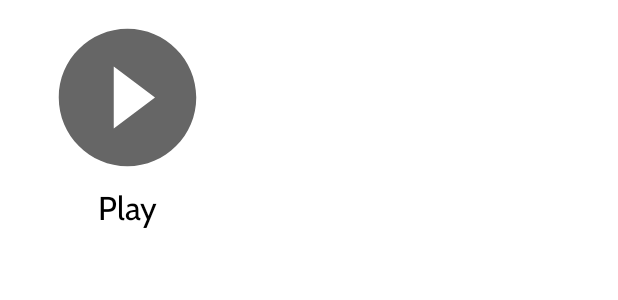
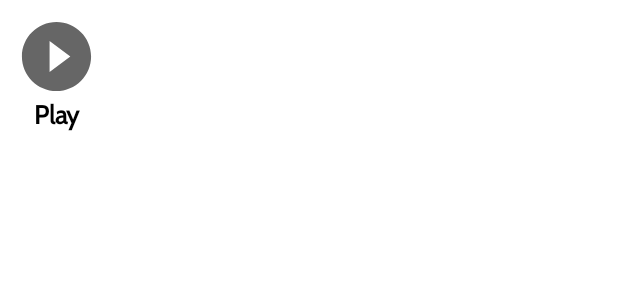
Before and after one commit to UnOso/GachamonstersAndroid, an Android app: the layout fragment_main_menu_option_slider_item.xml on its own in the app's theme, with its tools: preview values and no code run, on a phone screen of 412 x 824 dp. Shown: the top 300 px of the screen. Run offline under Robolectric (Android 15) with nearby library versions, the phone set to English and light mode, and no system bars.

Commit message:
Options Slider Working

```diff
--- a/app/src/main/AndroidManifest.xml
+++ b/app/src/main/AndroidManifest.xml
@@ -12,7 +12,8 @@
             android:name=".MainActivity"
             android:exported="true"
             android:label="@string/title_activity_main"
-            android:theme="@style/Theme.GachaMonsters.NoActionBar">
+            android:theme="@style/Theme.GachaMonsters.NoActionBar.FullScreen"
+            android:screenOrientation="landscape">
             <intent-filter>
                 <action android:name="android.intent.action.MAIN" />
 
--- a/app/src/main/java/com/polariumx/gachamonsters/features/model/MainMenuOptionModel.kt
+++ b/app/src/main/java/com/polariumx/gachamonsters/features/model/MainMenuOptionModel.kt
@@ -4,5 +4,5 @@ import android.graphics.drawable.Drawable
 
 data class MainMenuOptionModel (
     val optionText : String,
-    val optionDrawable: Drawable,
+    val optionDrawable: Drawable?,
         )
--- /dev/null
+++ b/app/src/main/res/anim/layout_fall_down_anim.xml
@@ -0,0 +1,5 @@
+<?xml version="1.0" encoding="utf-8"?>
+<layoutAnimation xmlns:android="http://schemas.android.com/apk/res/android"
+    android:animation="@anim/item_animation_fall_down"
+    android:animationOrder="normal"
+    android:delay="15%" />
--- a/app/src/main/res/layout/fragment_main_menu_option_slider_item.xml
+++ b/app/src/main/res/layout/fragment_main_menu_option_slider_item.xml
@@ -2,25 +2,28 @@
 <LinearLayout xmlns:android="http://schemas.android.com/apk/res/android"
     xmlns:app="http://schemas.android.com/apk/res-auto"
     xmlns:tools="http://schemas.android.com/tools"
-    android:layout_width="150dp"
-    android:layout_height="150dp"
+    android:layout_width="wrap_content"
+    android:layout_height="wrap_content"
     android:layout_margin="10dp"
     android:orientation="vertical">
+
     <ImageView
         android:id="@+id/fragment_main_menu_option_slider_item_image"
-        android:layout_width="match_parent"
-        android:layout_height="110dp"
+        android:layout_width="55dp"
+        android:layout_height="55dp"
         app:layout_constraintTop_toTopOf="parent"
-        tools:src="@drawable/ic_baseline_play_circle_filled_24" />
+        tools:src="@drawable/ic_baseline_play_circle" />
 
     <TextView
         android:id="@+id/fragment_main_menu_option_slider_item_text"
         android:layout_width="match_parent"
-        android:layout_height="40dp"
+        android:layout_height="wrap_content"
         android:fontFamily="@font/cabin"
         android:gravity="center"
+        android:autoSizeTextType="uniform"
         android:textColor="@color/black"
-        android:textSize="22sp"
+        android:textStyle="bold"
+        android:textSize="16sp"
         app:layout_constraintBottom_toBottomOf="@id/fragment_main_menu_option_slider_item_image"
         app:layout_constraintTop_toTopOf="@id/fragment_main_menu_option_slider_item_image"
         tools:text="Play"/>
--- a/app/src/main/res/values/themes.xml
+++ b/app/src/main/res/values/themes.xml
@@ -19,6 +19,13 @@
         <item name="windowNoTitle">true</item>
     </style>
 
+    <style name="Theme.GachaMonsters.NoActionBar.FullScreen" parent="@style/Theme.GachaMonsters.NoActionBar">
+        <item name="android:windowNoTitle">true</item>
+        <item name="android:windowActionBar">false</item>
+        <item name="android:windowFullscreen">true</item>
+        <item name="android:windowContentOverlay">@null</item>
+    </style>
+
     <style name="Theme.GachaMonsters.AppBarOverlay" parent="ThemeOverlay.AppCompat.Dark.ActionBar" />
 
     <style name="Theme.GachaMonsters.PopupOverlay" parent="ThemeOverlay.AppCompat.Light" />
```
Also changed, not shown: app/src/main/java/com/polariumx/gachamonsters/MainActivity.kt (+2 -11 lines), app/src/main/java/com/polariumx/gachamonsters/features/MainMenuFragment.kt (+26 -10 lines), app/src/main/res/anim/item_animation_fall_down.xml (added, +27 -0 lines), app/src/main/res/drawable/ic_baseline_config_hor_option.xml (added, +10 -0 lines), app/src/main/res/drawable/ic_baseline_config_option.xml (added, +10 -0 lines), app/src/main/res/drawable/ic_baseline_inventory_option.xml (added, +10 -0 lines), app/src/main/res/drawable/ic_baseline_settings_option.xml (added, +10 -0 lines), app/src/main/res/drawable/ic_baseline_team_option.xml (added, +10 -0 lines), app/src/main/res/layout/activity_main.xml (+0 -23 lines), app/src/main/res/layout/fragment_main_menu.xml (+10 -6 lines), app/src/main/res/drawable/ic_baseline_play_circle.xml (renamed from app/src/main/res/drawable/ic_baseline_play_circle_filled_24.xml).
